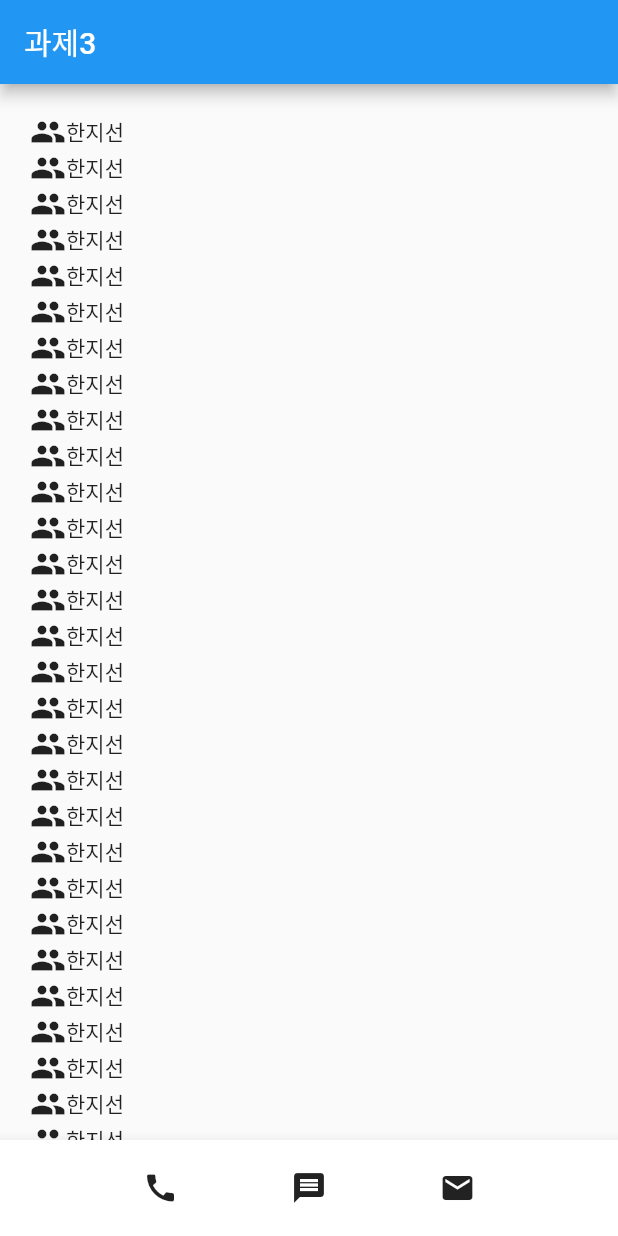
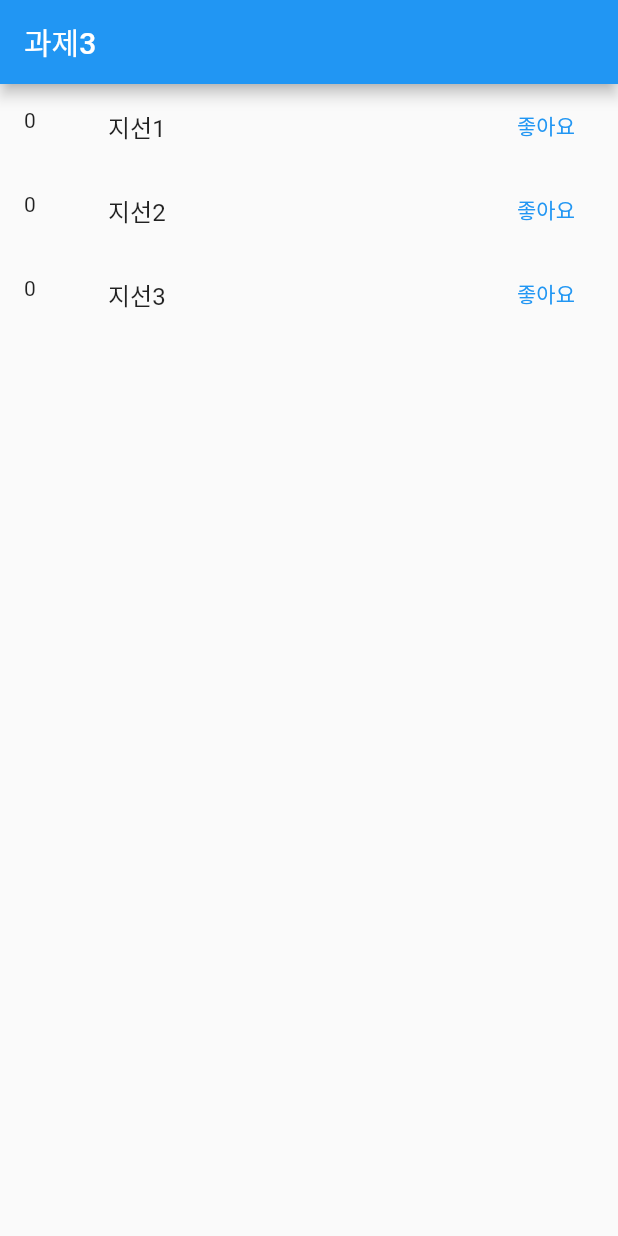
Before and after one commit to seonhannn/StudyFlutter, a Flutter app: the screen it shows after launch, on a phone screen of 412 x 824 dp. Run offline on Flutter 3.47's test engine with Material 2 defaults, Android fonts, the phone set to English and light mode, and no system bars.

```diff
--- a/lib/main.dart
+++ b/lib/main.dart
@@ -3,6 +3,9 @@ import 'package:flutter/material.dart';
 void main() {
   runApp(const MyApp());
 }
+
+var likeNum = [0, 0, 0];
+var name = ["지선1", "지선2", "지선3"];
 
 class MyApp extends StatelessWidget {
   const MyApp({Key? key}) : super(key: key);
@@ -10,83 +13,42 @@ class MyApp extends StatelessWidget {
   @override
   Widget build(BuildContext context) {
     return MaterialApp(
-      home: Scaffold(
-        appBar: AppBar(
-          title: Text("과제3"),
-        ),
-        body: ListView(
-          padding: EdgeInsets.all(20),
-          children: [
-            People(),
-            People(),
-            People(),
-            People(),
-            People(),
-            People(),
-            People(),
-            People(),
-            People(),
-            People(),
-            People(),
-            People(),
-            People(),
-            People(),
-            People(),
-            People(),
-            People(),
-            People(),
-            People(),
-            People(),
-            People(),
-            People(),
-            People(),
-            People(),
-            People(),
-            People(),
-            People(),
-            People(),
-            People(),
-            People(),
-          ],
-        ),
-        bottomNavigationBar: BottomAppBar(
-          child: BottomBar(),
-        ),
-      ),
+        home: Scaffold(
+            appBar: AppBar(
+              title: Text("과제3"),
+            ),
+            body: Like()
+        )
     );
   }
 }
 
-class People extends StatelessWidget {
-  const People({Key? key}) : super(key: key);
+class Like extends StatefulWidget {
+  const Like({Key? key}) : super(key: key);
 
   @override
+  State<Like> createState() => _LikeState();
+}
+
+class _LikeState extends State<Like> {
+  @override
   Widget build(BuildContext context) {
-    return Row(
-      mainAxisAlignment: MainAxisAlignment.start,
-      children: [
-        Icon(Icons.people),
-        Text("한지선"),
-      ],
+    return ListView.builder(
+        itemCount: 3,
+        itemBuilder: (c, i) {
+          return ListTile(
+            leading: Text(likeNum[i].toString()),
+            title: Text(name[i]),
+            trailing: TextButton(
+              child: Text("좋아요"),
+              onPressed: () {
+                setState(() {
+                  likeNum[i]++;
+                });
+              },
+            ),
+          );
+        }
     );
   }
 }
-
-class BottomBar extends StatelessWidget {
-  const BottomBar({Key? key}) : super(key: key);
-
-  @override
-  Widget build(BuildContext context) {
-    return Container(
-      margin: EdgeInsets.all(20),
-      child: Row(
-        mainAxisAlignment: MainAxisAlignment.spaceEvenly,
-        children: [
-          Icon(Icons.call),
-          Icon(Icons.message),
-          Icon(Icons.mail),
-        ],
-      ),
-    );
-  }
-}
```
